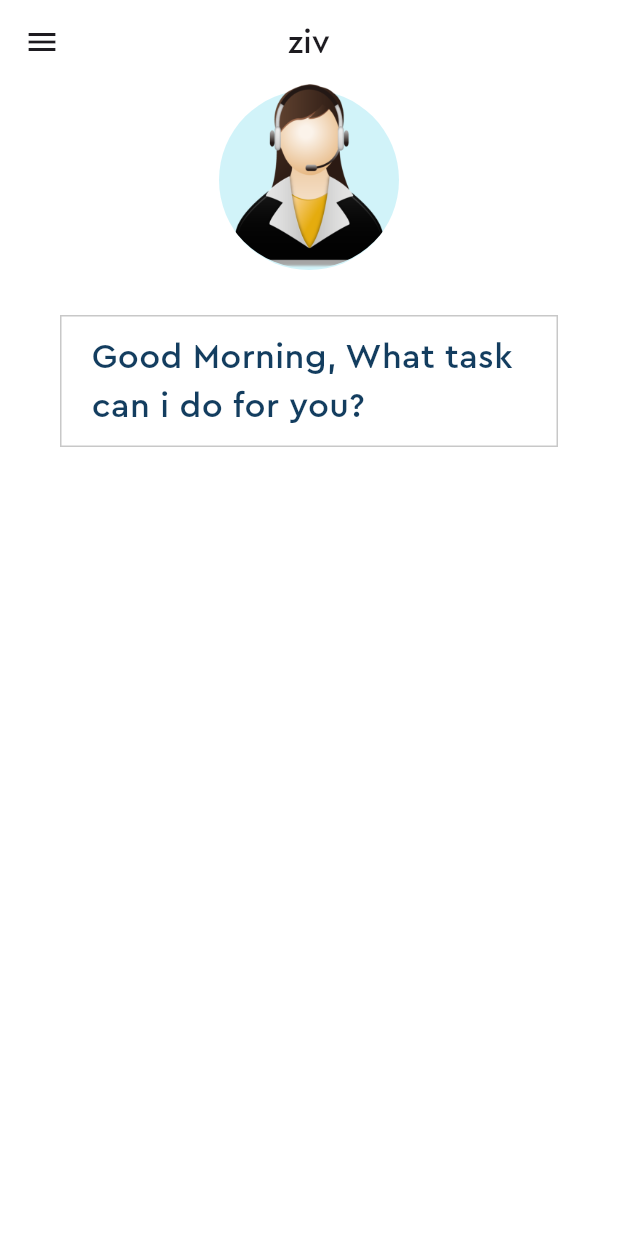
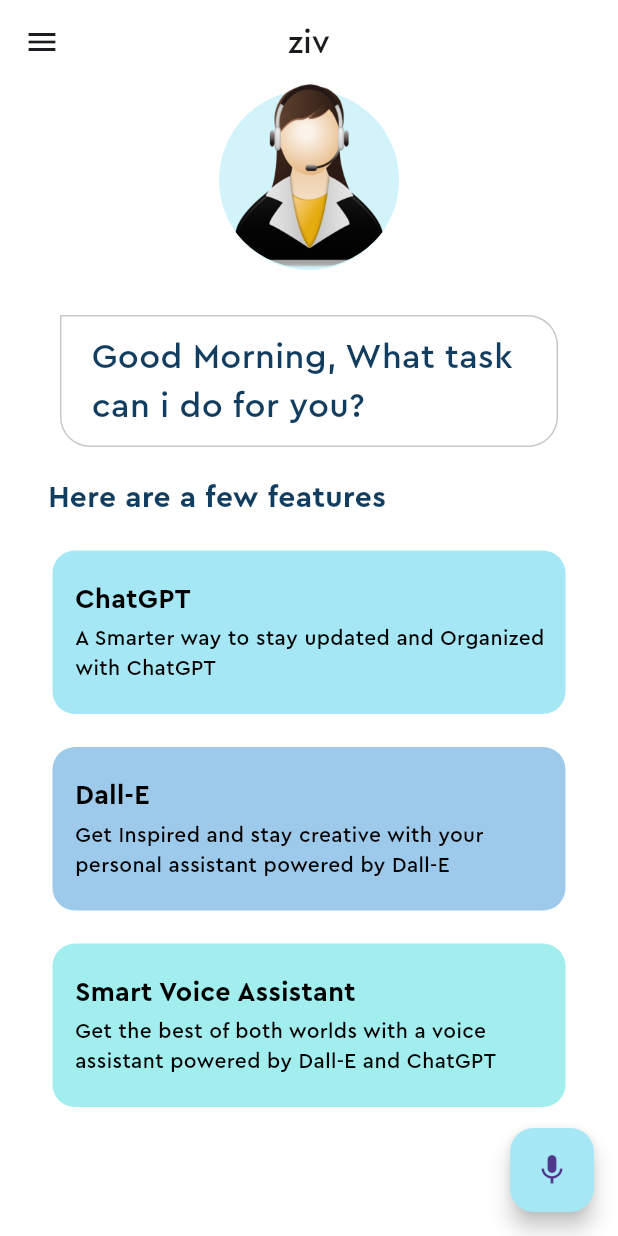
Before and after one commit to naveeez10/Ziv, a Flutter app: the screen it shows after launch, on a phone screen of 412 x 824 dp. Run offline on Flutter 3.47's test engine with Material 2 defaults, Android fonts, the light colour scheme and no system bars.

Commit message:
feat : UI done

```diff
--- /dev/null
+++ b/lib/feature_box.dart
@@ -0,0 +1,56 @@
+import 'package:flutter/material.dart';
+import 'package:persona/pallete.dart';
+
+class FeatureBox extends StatelessWidget {
+  final Color color;
+  final String headerText;
+  final String descriptionText;
+  const FeatureBox(
+      {super.key,
+      required this.color,
+      required this.headerText,
+      required this.descriptionText});
+
+  @override
+  Widget build(BuildContext context) {
+    return Container(
+      margin: const EdgeInsets.symmetric(
+        horizontal: 35,
+        vertical: 10,
+      ),
+      decoration: BoxDecoration(
+        color: color,
+        borderRadius: const BorderRadius.all(
+          Radius.circular(15),
+        ),
+      ),
+      child: Padding(
+        padding: const EdgeInsets.symmetric(vertical: 20).copyWith(left: 15),
+        child: Column(
+          children: [
+            Align(
+              alignment: Alignment.centerLeft,
+              child: Text(
+                headerText,
+                style: const TextStyle(
+                  color: Pallete.blackColor,
+                  fontSize: 18,
+                  fontWeight: FontWeight.bold,
+                ),
+              ),
+            ),
+            const SizedBox(
+              height: 3,
+            ),
+            Text(
+              descriptionText,
+              style: const TextStyle(
+                color: Pallete.blackColor,
+              ),
+            )
+          ],
+        ),
+      ),
+    );
+  }
+}
--- a/lib/home_page.dart
+++ b/lib/home_page.dart
@@ -1,4 +1,5 @@
 import 'package:flutter/material.dart';
+import 'package:persona/feature_box.dart';
 import 'package:persona/pallete.dart';
 
 class HomePage extends StatefulWidget {
@@ -51,8 +52,10 @@
             margin:
                 const EdgeInsets.symmetric(horizontal: 40).copyWith(top: 30),
             decoration: BoxDecoration(
-              border: Border.all(color: Pallete.borderColor),
-            ),
+                border: Border.all(color: Pallete.borderColor),
+                borderRadius: BorderRadius.circular(20).copyWith(
+                  topLeft: Radius.zero,
+                )),
             child: const Text(
               'Good Morning, What task can i do for you?',
               style: TextStyle(
@@ -61,7 +64,56 @@
               ),
             ),
           ),
+          Container(
+            padding: const EdgeInsets.all(10),
+            alignment: Alignment.centerLeft,
+            margin: const EdgeInsets.only(
+              top: 10,
+              left: 22,
+            ),
+            child: const Text(
+              "Here are a few features",
+              style: TextStyle(
+                color: Pallete.mainFontColor,
+                fontSize: 20,
+                fontWeight: FontWeight.bold,
+              ),
+            ),
+          ),
+          Column(
+            children: [
+              FeatureBox(
+                color: Pallete.firstSuggestionBoxColor,
+                headerText: "ChatGPT",
+                descriptionText:
+                    "A Smarter way to stay updated and Organized with ChatGPT",
+              ),
+              const SizedBox(
+                height: 2,
+              ),
+              FeatureBox(
+                color: Pallete.secondSuggestionBoxColor,
+                headerText: "Dall-E",
+                descriptionText:
+                    "Get Inspired and stay creative with your personal assistant powered by Dall-E",
+              ),
+              const SizedBox(
+                height: 2,
+              ),
+              FeatureBox(
+                color: Pallete.thirdSuggestionBoxColor,
+                headerText: "Smart Voice Assistant",
+                descriptionText:
+                    "Get the best of both worlds with a voice assistant powered by Dall-E and ChatGPT",
+              ),
+            ],
+          )
         ],
+      ),
+      floatingActionButton: FloatingActionButton(
+        onPressed: () {},
+        backgroundColor: Pallete.firstSuggestionBoxColor,
+        child: const Icon(Icons.mic),
       ),
     );
   }
```
